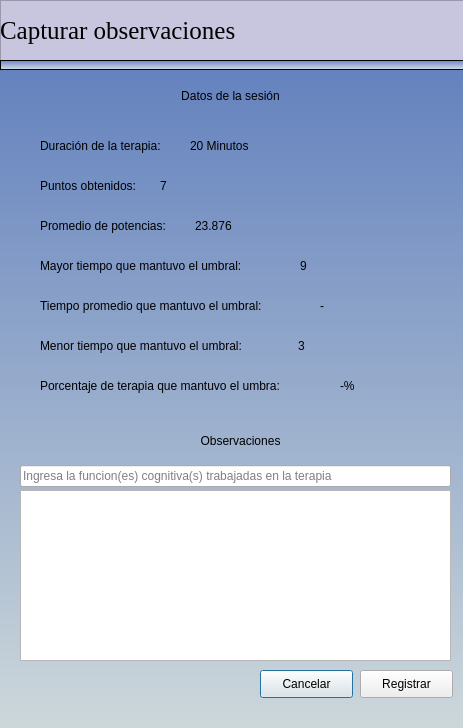
Old version of the form pythonProject/vistas/capturarObservaciones.ui in the repository francisco2124/Cognidron-EEG-Version1.0.
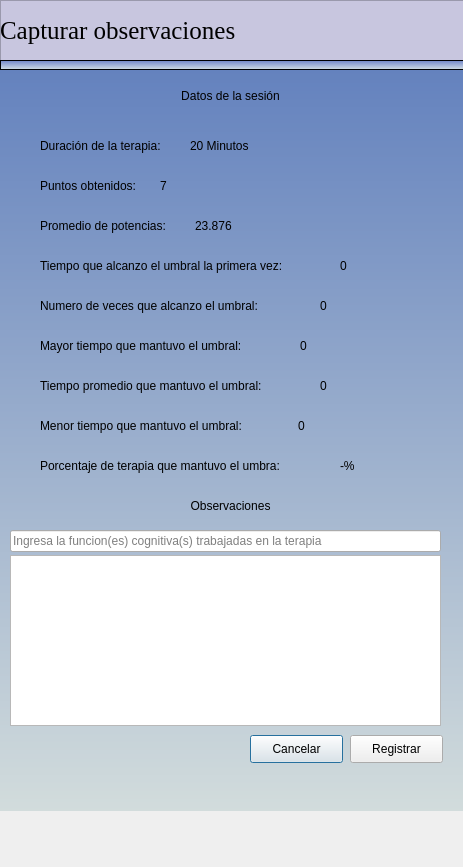
New version of the form. Icons and pictures are not drawn.

Patch:
```diff
--- a/pythonProject/vistas/capturarObservaciones.ui
+++ b/pythonProject/vistas/capturarObservaciones.ui
@@ -7,7 +7,7 @@
     <x>0</x>
     <y>0</y>
     <width>463</width>
-    <height>728</height>
+    <height>867</height>
    </rect>
   </property>
   <property name="windowTitle">
@@ -111,7 +111,7 @@
      <x>0</x>
      <y>70</y>
      <width>480</width>
-     <height>691</height>
+     <height>741</height>
     </rect>
    </property>
    <property name="minimumSize">
@@ -132,8 +132,8 @@
   <widget class="QTextEdit" name="tekObservaciones">
    <property name="geometry">
     <rect>
-     <x>20</x>
-     <y>490</y>
+     <x>10</x>
+     <y>555</y>
      <width>431</width>
      <height>171</height>
     </rect>
@@ -142,8 +142,8 @@
   <widget class="QLabel" name="label_3">
    <property name="geometry">
     <rect>
-     <x>10</x>
-     <y>425</y>
+     <x>0</x>
+     <y>490</y>
      <width>461</width>
      <height>31</height>
     </rect>
@@ -161,8 +161,8 @@
   <widget class="QPushButton" name="btnCancelar">
    <property name="geometry">
     <rect>
-     <x>260</x>
-     <y>670</y>
+     <x>250</x>
+     <y>735</y>
      <width>93</width>
      <height>28</height>
     </rect>
@@ -174,8 +174,8 @@
   <widget class="QPushButton" name="btnRegistar">
    <property name="geometry">
     <rect>
-     <x>360</x>
-     <y>670</y>
+     <x>350</x>
+     <y>735</y>
      <width>93</width>
      <height>28</height>
     </rect>
@@ -220,7 +220,7 @@
    <property name="geometry">
     <rect>
      <x>40</x>
-     <y>250</y>
+     <y>330</y>
      <width>261</width>
      <height>31</height>
     </rect>
@@ -236,7 +236,7 @@
    <property name="geometry">
     <rect>
      <x>40</x>
-     <y>370</y>
+     <y>450</y>
      <width>311</width>
      <height>31</height>
     </rect>
@@ -304,7 +304,7 @@
    <property name="geometry">
     <rect>
      <x>300</x>
-     <y>250</y>
+     <y>330</y>
      <width>121</width>
      <height>31</height>
     </rect>
@@ -313,14 +313,14 @@
     <string notr="true">font: 87 8pt &quot;Arial Black&quot;;</string>
    </property>
    <property name="text">
-    <string>9</string>
+    <string>0</string>
    </property>
   </widget>
   <widget class="QLabel" name="lbTiempoUmbralObtenido">
    <property name="geometry">
     <rect>
      <x>340</x>
-     <y>370</y>
+     <y>450</y>
      <width>121</width>
      <height>31</height>
     </rect>
@@ -368,7 +368,7 @@
    <property name="geometry">
     <rect>
      <x>40</x>
-     <y>290</y>
+     <y>370</y>
      <width>281</width>
      <height>31</height>
     </rect>
@@ -384,7 +384,7 @@
    <property name="geometry">
     <rect>
      <x>320</x>
-     <y>290</y>
+     <y>370</y>
      <width>121</width>
      <height>31</height>
     </rect>
@@ -393,14 +393,14 @@
     <string notr="true">font: 87 8pt &quot;Arial Black&quot;;</string>
    </property>
    <property name="text">
-    <string>-</string>
+    <string>0</string>
    </property>
   </widget>
   <widget class="QLabel" name="label_10">
    <property name="geometry">
     <rect>
      <x>40</x>
-     <y>330</y>
+     <y>410</y>
      <width>261</width>
      <height>31</height>
     </rect>
@@ -416,7 +416,7 @@
    <property name="geometry">
     <rect>
      <x>298</x>
-     <y>330</y>
+     <y>410</y>
      <width>121</width>
      <height>31</height>
     </rect>
@@ -425,14 +425,14 @@
     <string notr="true">font: 87 8pt &quot;Arial Black&quot;;</string>
    </property>
    <property name="text">
-    <string>3</string>
+    <string>0</string>
    </property>
   </widget>
   <widget class="QLineEdit" name="etFuncionCognitiva">
    <property name="geometry">
     <rect>
-     <x>20</x>
-     <y>465</y>
+     <x>10</x>
+     <y>530</y>
      <width>431</width>
      <height>22</height>
     </rect>
@@ -441,6 +441,70 @@
     <string>Ingresa la funcion(es) cognitiva(s) trabajadas en la terapia</string>
    </property>
   </widget>
+  <widget class="QLabel" name="label_11">
+   <property name="geometry">
+    <rect>
+     <x>40</x>
+     <y>290</y>
+     <width>281</width>
+     <height>31</height>
+    </rect>
+   </property>
+   <property name="styleSheet">
+    <string notr="true">font: 9pt &quot;MS Shell Dlg 2&quot;;</string>
+   </property>
+   <property name="text">
+    <string>Numero de veces que alcanzo el umbral:</string>
+   </property>
+  </widget>
+  <widget class="QLabel" name="label_12">
+   <property name="geometry">
+    <rect>
+     <x>40</x>
+     <y>250</y>
+     <width>301</width>
+     <height>31</height>
+    </rect>
+   </property>
+   <property name="styleSheet">
+    <string notr="true">font: 9pt &quot;MS Shell Dlg 2&quot;;</string>
+   </property>
+   <property name="text">
+    <string>Tiempo que alcanzo el umbral la primera vez:</string>
+   </property>
+  </widget>
+  <widget class="QLabel" name="lbNumeroUmbrales">
+   <property name="geometry">
+    <rect>
+     <x>320</x>
+     <y>290</y>
+     <width>121</width>
+     <height>31</height>
+    </rect>
+   </property>
+   <property name="styleSheet">
+    <string notr="true">font: 87 8pt &quot;Arial Black&quot;;</string>
+   </property>
+   <property name="text">
+    <string>0</string>
+   </property>
+  </widget>
+  <widget class="QLabel" name="lbPrimerUmbral">
+   <property name="geometry">
+    <rect>
+     <x>340</x>
+     <y>250</y>
+     <width>61</width>
+     <height>31</height>
+    </rect>
+   </property>
+   <property name="styleSheet">
+    <string notr="true">font: 87 8pt &quot;Arial Black&quot;;</string>
+   </property>
+   <property name="text">
+    <string>0</string>
+   </property>
+  </widget>
  </widget>
  <resources>
   <include location="images/image.qrc"/>
```
Left out of the diff: 2 changed lines with no effect on the pictures.
